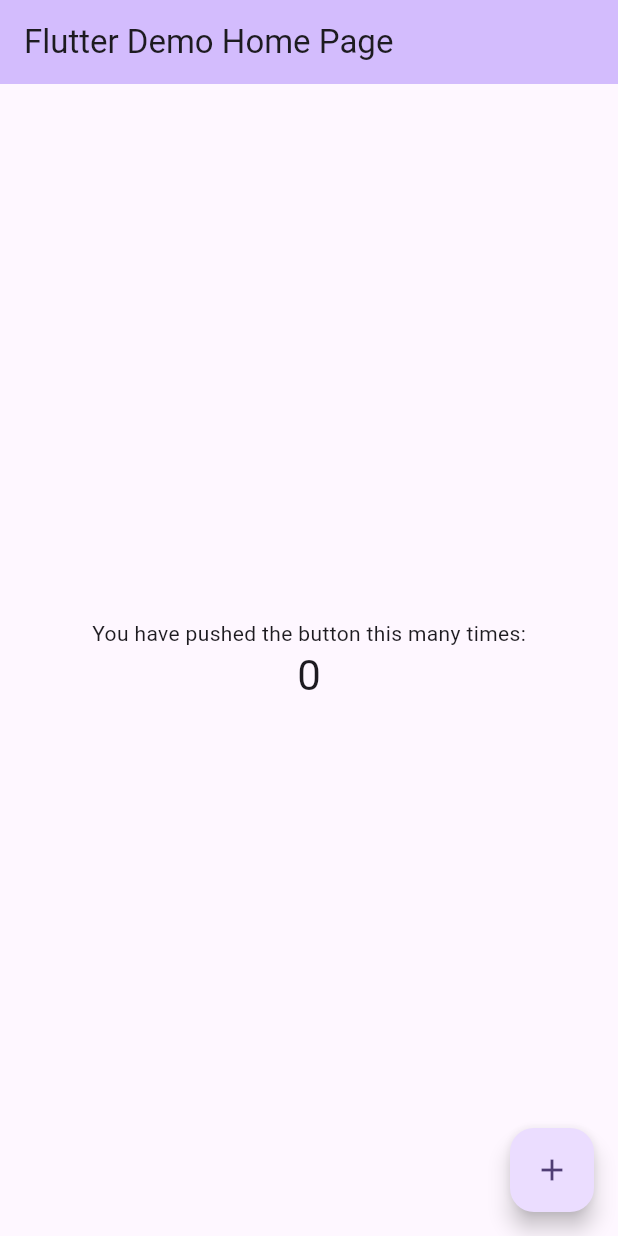
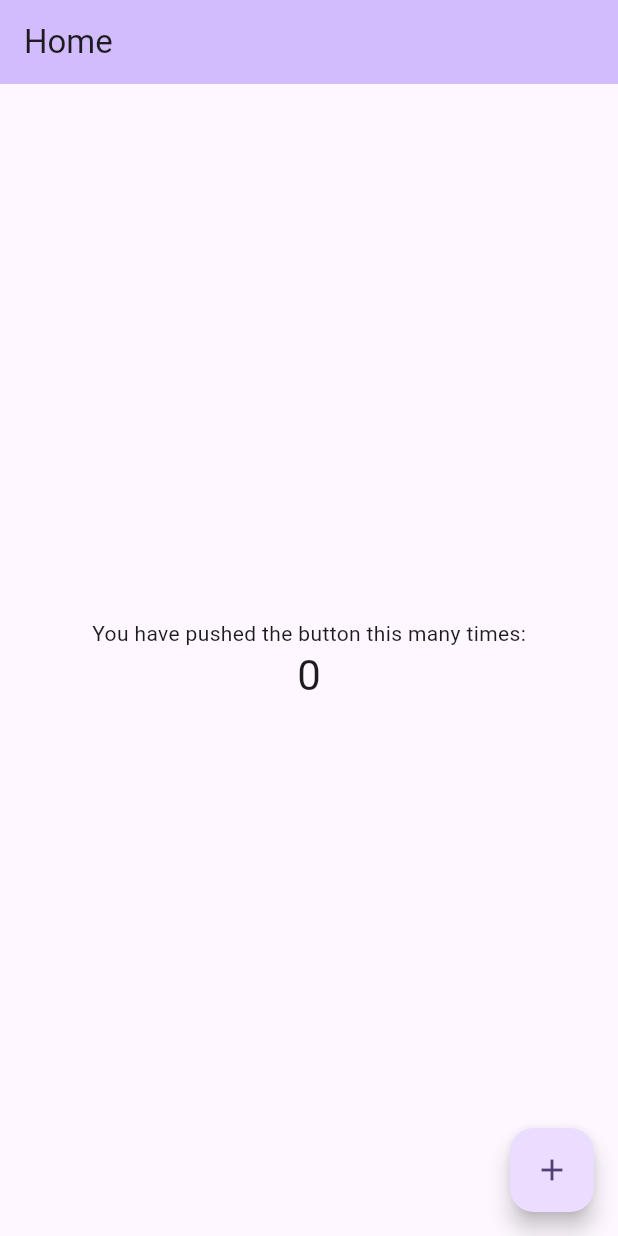
Before and after one commit to SandhyaGiribabu/FLUTTER_PROJECT, a Flutter app: the screen it shows after launch, on a phone screen of 412 x 824 dp. Run offline on Flutter 3.47's test engine with Material 3 defaults, Android fonts, the phone set to English and light mode, and no system bars.

Commit message:
Update main.dart

```diff
--- a/nav_app/lib/main.dart
+++ b/nav_app/lib/main.dart
@@ -12,12 +12,12 @@ class MyApp extends StatelessWidget {
   @override
   Widget build(BuildContext context) {
     return MaterialApp(
-      title: 'Flutter Demo',
+      title: 'RouteMaster',
       theme: ThemeData(
         colorScheme: ColorScheme.fromSeed(seedColor: Colors.deepPurple),
         useMaterial3: true,
       ),
-      home: const MyHomePage(title: 'Flutter Demo Home Page'),
+      home: const MyHomePage(title: 'Home'),
     );
   }
 }
```
